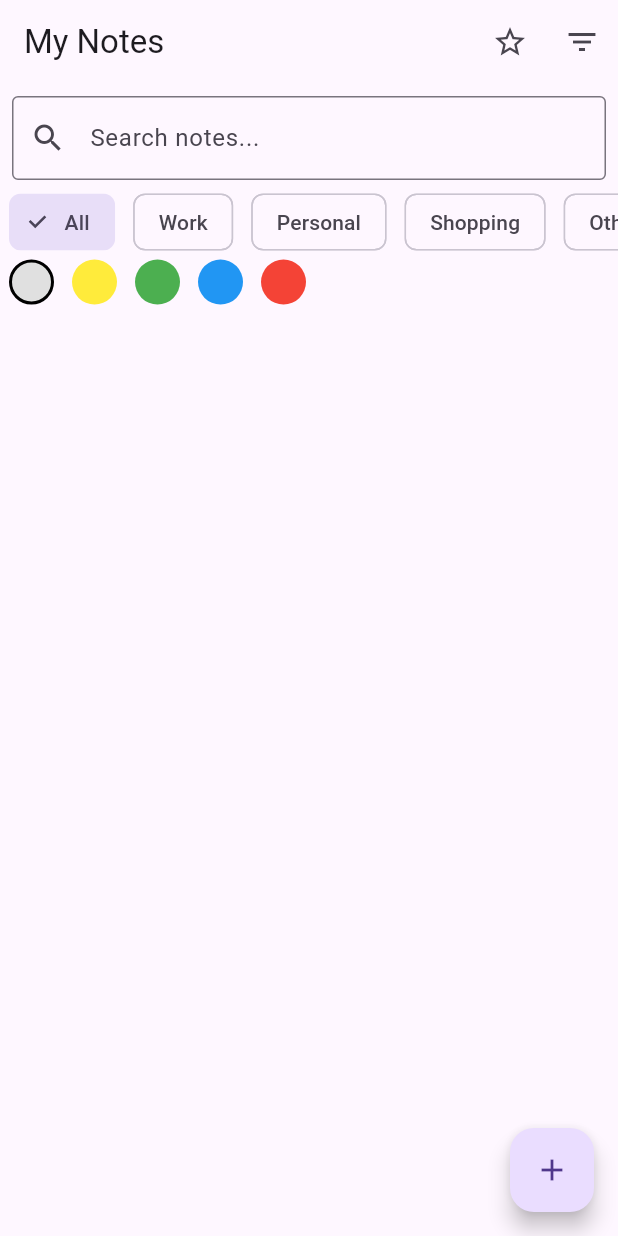
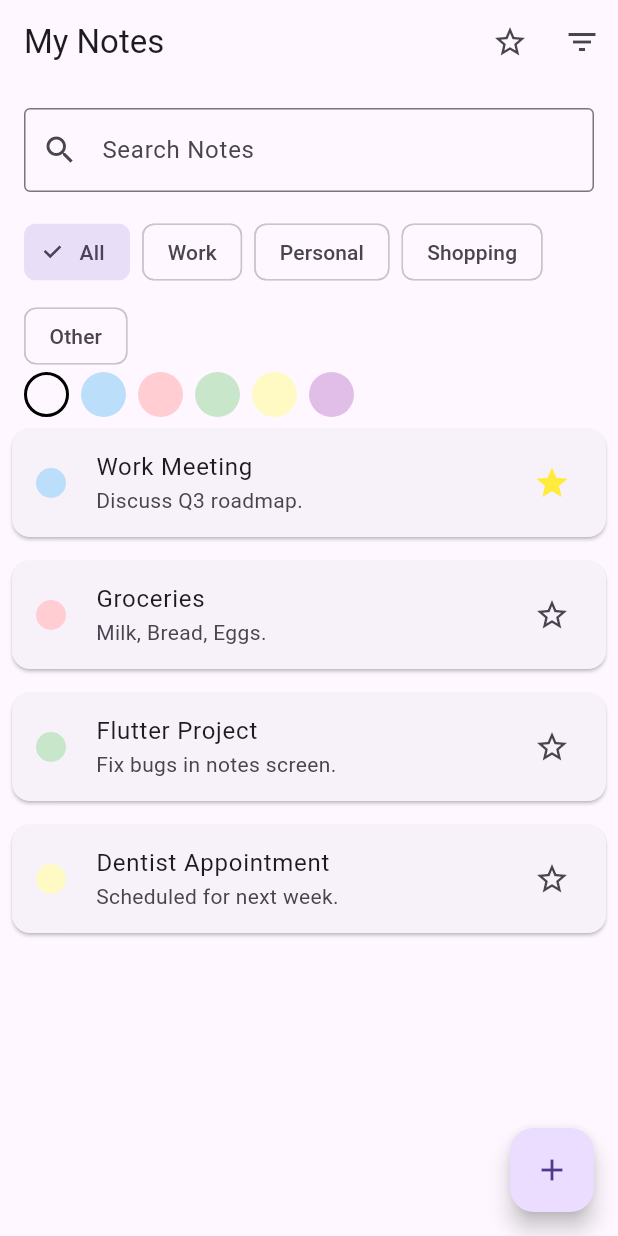
Before and after one commit to vipul99991/notetodo_app, a Flutter app: the screen it shows after launch, after a tap on "All", on a phone screen of 412 x 824 dp. Run offline on Flutter 3.47's test engine with Material 3 defaults, Android fonts, the phone set to English and light mode, and no system bars; our stand-ins replace flutter_local_notifications, flutter_svg, lottie, shared_preferences, smooth_page_indicator.

Commit message:
adding new services or featers

```diff
--- /dev/null
+++ b/lib/models/note_model.dart
@@ -0,0 +1,26 @@
+
+import 'package:flutter/material.dart';
+
+class Note {
+  final String id;
+  final String title;
+  final String content;
+  final DateTime createdAt;
+  final DateTime updatedAt;
+  final bool isFavorite;
+  final String tag;
+  final Color color;
+
+  Note({
+    required this.id,
+    required this.title,
+    required this.content,
+    required this.createdAt,
+    required this.updatedAt,
+    this.isFavorite = false,
+    required this.tag,
+    required this.color,
+  });
+
+  String? get date => null;
+}
--- a/lib/screens/home_screen.dart
+++ b/lib/screens/home_screen.dart
@@ -12,7 +12,7 @@ class _HomeScreenState extends State<HomeScreen> {
   int _selectedIndex = 0;
 
   final List<Widget> _screens = [
-    Center(child: Text("Home Page Content")),
+    const Center(child: Text("Home Page Content")),
     const NotesScreen(),
   ];
 
--- a/lib/screens/notes_screen.dart
+++ b/lib/screens/notes_screen.dart
@@ -1,9 +1,29 @@
 import 'package:flutter/material.dart';
-import '../models/note.dart';
-import '../services/note_service.dart' as note_service;
-import '../widgets/note_card.dart';
-import '../widgets/filter_bar.dart';
 
+// --- Data Model ---
+class Note {
+  final String id;
+  final String title;
+  final String content;
+  final DateTime createdAt;
+  DateTime updatedAt;
+  bool isFavorite;
+  String tag;
+  Color color;
+
+  Note({
+    required this.id,
+    required this.title,
+    required this.content,
+    required this.createdAt,
+    required this.updatedAt,
+    this.isFavorite = false,
+    required this.tag,
+    required this.color,
+  });
+}
+
+// --- Main Screen Widget ---
 class NotesScreen extends StatefulWidget {
   const NotesScreen({super.key});
 
@@ -20,18 +40,20 @@ class _NotesScreenState extends State<NotesScreen> {
   Color selectedColor = Colors.transparent;
   bool showFavorites = false;
   DateTimeRange? customRange;
+  String dateFilter = 'all';
 
   // Multi-select
   Set<String> selectedNoteIds = {};
-  bool isMultiSelectMode = false;
+  bool get isMultiSelectMode => selectedNoteIds.isNotEmpty;
 
   final List<String> tags = ['All', 'Work', 'Personal', 'Shopping', 'Other'];
   final List<Color> colors = [
     Colors.transparent,
-    Colors.yellow,
-    Colors.green,
-    Colors.blue,
-    Colors.red
+    Colors.blue.shade100,
+    Colors.red.shade100,
+    Colors.green.shade100,
+    Colors.yellow.shade100,
+    Colors.purple.shade100,
   ];
 
   @override
@@ -41,57 +63,54 @@ class _NotesScreenState extends State<NotesScreen> {
   }
 
   void _initializeNotes() {
+    // Sample data
     allNotes = [
-      Note(
-        id: '1',
-        title: 'Flutter Notes',
-        content: 'Learn state management',
-        createdAt: DateTime.now().subtract(const Duration(days: 1)),
-        updatedAt: DateTime.now(),
-        isFavorite: true,
-        tag: 'Work',
-        color: Colors.yellow,
-      ),
-      Note(
-        id: '2',
-        title: 'Shopping List',
-        content: 'Milk, Eggs, Bread',
-        createdAt: DateTime.now(),
-        updatedAt: DateTime.now(),
-        tag: 'Shopping',
-        color: Colors.green,
-      ),
-      Note(
-        id: '3',
-        title: 'Work Tasks',
-        content: 'Finish project report',
-        createdAt: DateTime.now().subtract(const Duration(days: 5)),
-        updatedAt: DateTime.now(),
-        isFavorite: true,
-        tag: 'Work',
-        color: Colors.red,
-      ),
+      Note(id: '1', title: 'Work Meeting', content: 'Discuss Q3 roadmap.', createdAt: DateTime.now().subtract(const Duration(days: 1)), updatedAt: DateTime.now(), tag: 'Work', color: colors[1], isFavorite: true),
+      Note(id: '2', title: 'Groceries', content: 'Milk, Bread, Eggs.', createdAt: DateTime.now().subtract(const Duration(days: 3)), updatedAt: DateTime.now(), tag: 'Shopping', color: colors[2]),
+      Note(id: '3', title: 'Flutter Project', content: 'Fix bugs in notes screen.', createdAt: DateTime.now(), updatedAt: DateTime.now(), tag: 'Personal', color: colors[3]),
+      Note(id: '4', title: 'Dentist Appointment', content: 'Scheduled for next week.', createdAt: DateTime.now().subtract(const Duration(days: 8)), updatedAt: DateTime.now(), tag: 'Personal', color: colors[4]),
     ];
-    filteredNotes = List.from(allNotes);
+    applyFilters();
   }
 
   void applyFilters() {
-    List<Note> notes = allNotes;
+    List<Note> tempNotes = List.from(allNotes);
 
-    if (customRange != null) {
-      notes = note_service.NoteService.filterByDate(notes, 'custom',
-          customRange: customRange);
+    // Search
+    if (searchQuery.isNotEmpty) {
+      tempNotes = tempNotes.where((note) => note.title.toLowerCase().contains(searchQuery.toLowerCase()) || note.content.toLowerCase().contains(searchQuery.toLowerCase())).toList();
     }
-    if (showFavorites) notes = note_service.NoteService.filterFavorites(notes);
-    if (searchQuery.isNotEmpty)
-      notes = note_service.NoteService.filterBySearch(notes, searchQuery);
-    if (selectedTag != 'All')
-      notes = note_service.NoteService.filterByTag(notes, selectedTag);
-    if (selectedColor != Colors.transparent)
-      notes = note_service.NoteService.filterByColor(notes, selectedColor as note_service.Color);
+
+    // Tag
+    if (selectedTag != 'All') {
+      tempNotes = tempNotes.where((note) => note.tag == selectedTag).toList();
+    }
+
+    // Color
+    if (selectedColor != Colors.transparent) {
+      tempNotes = tempNotes.where((note) => note.color == selectedColor).toList();
+    }
+
+    // Favorites
+    if (showFavorites) {
+      tempNotes = tempNotes.where((note) => note.isFavorite).toList();
+    }
+
+    // Date
+    final now = DateTime.now();
+    if (dateFilter == 'today') {
+      tempNotes = tempNotes.where((note) => note.createdAt.year == now.year && note.createdAt.month == now.month && note.createdAt.day == now.day).toList();
+    } else if (dateFilter == 'last7days') {
+      final sevenDaysAgo = now.subtract(const Duration(days: 7));
+      tempNotes = tempNotes.where((note) => note.createdAt.isAfter(sevenDaysAgo)).toList();
+    } else if (dateFilter == 'thismonth') {
+      tempNotes = tempNotes.where((note) => note.createdAt.year == now.year && note.createdAt.month == now.month).toList();
+    } else if (dateFilter == 'custom' && customRange != null) {
+      tempNotes = tempNotes.where((note) => note.createdAt.isAfter(customRange!.start) && note.createdAt.isBefore(customRange!.end.add(const Duration(days: 1)))).toList();
+    }
 
     setState(() {
-      filteredNotes = notes;
+      filteredNotes = tempNotes;
     });
   }
 
@@ -102,7 +121,6 @@ class _NotesScreenState extends State<NotesScreen> {
       } else {
         selectedNoteIds.add(id);
       }
-      isMultiSelectMode = selectedNoteIds.isNotEmpty;
     });
   }
 
@@ -110,61 +128,44 @@ class _NotesScreenState extends State<NotesScreen> {
     setState(() {
       allNotes.removeWhere((note) => selectedNoteIds.contains(note.id));
       selectedNoteIds.clear();
-      isMultiSelectMode = false;
       applyFilters();
     });
   }
 
   void addOrEditNote({Note? note}) {
-    final titleController = TextEditingController(text: note?.title ?? '');
-    final contentController = TextEditingController(text: note?.content ?? '');
-    String selectedTagDialog = note?.tag ?? 'Work';
-    Color selectedColorDialog = note?.color ?? Colors.yellow;
+    final titleController = TextEditingController(text: note?.title);
+    final contentController = TextEditingController(text: note?.content);
+    String selectedTagDialog = note?.tag ?? 'Personal';
+    Color selectedColorDialog = note?.color ?? colors[1];
     bool isFavoriteDialog = note?.isFavorite ?? false;
 
-    showModalBottomSheet(
+    showDialog(
       context: context,
-      isScrollControlled: true,
-      shape: const RoundedRectangleBorder(
-        borderRadius: BorderRadius.vertical(top: Radius.circular(20)),
-      ),
       builder: (context) {
-        return Padding(
-          padding:
-              EdgeInsets.only(bottom: MediaQuery.of(context).viewInsets.bottom),
-          child: SingleChildScrollView(
-            child: Padding(
-              padding: const EdgeInsets.all(16),
+        return StatefulBuilder(
+          builder: (context, setStateDialog) => AlertDialog(
+            title: Text(note == null ? "Add Note" : "Edit Note"),
+            content: SingleChildScrollView(
               child: Column(
                 mainAxisSize: MainAxisSize.min,
+                crossAxisAlignment: CrossAxisAlignment.start,
                 children: [
-                  Text(note == null ? "Add Note" : "Edit Note",
-                      style: const TextStyle(
-                          fontSize: 20, fontWeight: FontWeight.bold)),
+                  TextField(controller: titleController, decoration: const InputDecoration(labelText: "Title")),
                   const SizedBox(height: 10),
-                  TextField(
-                      controller: titleController,
-                      decoration: const InputDecoration(labelText: "Title")),
-                  TextField(
-                      controller: contentController,
-                      decoration: const InputDecoration(labelText: "Content")),
+                  TextField(controller: contentController, decoration: const InputDecoration(labelText: "Content"), maxLines: 5),
                   const SizedBox(height: 10),
-                  DropdownButtonFormField<String>(
+                  DropdownButton<String>(
                     value: selectedTagDialog,
-                    items: tags
-                        .where((t) => t != 'All')
-                        .map((t) => DropdownMenuItem(value: t, child: Text(t)))
-                        .toList(),
-                    onChanged: (v) => selectedTagDialog = v ?? 'Work',
-                    decoration: const InputDecoration(labelText: "Tag"),
+                    onChanged: (v) => setStateDialog(() => selectedTagDialog = v!),
+                    items: tags.where((t) => t != 'All').map((tag) => DropdownMenuItem(value: tag, child: Text(tag))).toList(),
                   ),
                   const SizedBox(height: 10),
                   Wrap(
                     spacing: 8,
-                    children:
-                        colors.where((c) => c != Colors.transparent).map((c) {
+                    runSpacing: 8,
+                    children: colors.where((c) => c != Colors.transparent).map((c) {
                       return GestureDetector(
-                        onTap: () => setState(() => selectedColorDialog = c),
+                        onTap: () => setStateDialog(() => selectedColorDialog = c),
                         child: Container(
                           width: 30,
                           height: 30,
@@ -185,31 +186,36 @@ class _NotesScreenState extends State<NotesScreen> {
                       const Text("Favorite: "),
                       Checkbox(
                         value: isFavoriteDialog,
-                          onChanged: (v) =>
-                              setState(() => isFavoriteDialog = v ?? false)),
+                        onChanged: (v) => setStateDialog(() => isFavoriteDialog = v!),
+                      ),
                     ],
                   ),
-                  const SizedBox(height: 10),
+                ],
+              ),
+            ),
+            actions: [
+              TextButton(
+                onPressed: () => Navigator.pop(context),
+                child: const Text("Cancel"),
+              ),
               ElevatedButton(
                 onPressed: () {
                   final newNote = Note(
-                        id: note?.id ??
-                            DateTime.now().millisecondsSinceEpoch.toString(),
+                    id: note?.id ?? DateTime.now().millisecondsSinceEpoch.toString(),
                     title: titleController.text,
                     content: contentController.text,
                     createdAt: note?.createdAt ?? DateTime.now(),
                     updatedAt: DateTime.now(),
-                        isFavorite: isFavoriteDialog,
                     tag: selectedTagDialog,
                     color: selectedColorDialog,
+                    isFavorite: isFavoriteDialog,
                   );
 
                   setState(() {
                     if (note == null) {
                       allNotes.add(newNote);
                     } else {
-                          final index =
-                              allNotes.indexWhere((n) => n.id == note.id);
+                      final index = allNotes.indexWhere((n) => n.id == note.id);
                       allNotes[index] = newNote;
                     }
                     applyFilters();
@@ -219,8 +225,6 @@ class _NotesScreenState extends State<NotesScreen> {
                 child: const Text("Save"),
               ),
             ],
-              ),
-            ),
           ),
         );
       },
@@ -248,6 +252,7 @@ class _NotesScreenState extends State<NotesScreen> {
     if (picked != null) {
       setState(() {
         customRange = picked;
+        dateFilter = 'custom';
       });
       applyFilters();
     }
@@ -271,14 +276,16 @@ class _NotesScreenState extends State<NotesScreen> {
           ),
           PopupMenuButton<String>(
             onSelected: (value) async {
+              setState(() {
+                dateFilter = value;
+                customRange = null;
+              });
+
               if (value == 'custom') {
                 await pickCustomDateRange();
               } else {
-                setState(() {
-                  customRange = null;
-                });
+                applyFilters();
               }
-              applyFilters();
             },
             icon: const Icon(Icons.filter_list),
             itemBuilder: (context) => [
@@ -300,33 +307,95 @@ class _NotesScreenState extends State<NotesScreen> {
       body: CustomScrollView(
         slivers: [
           SliverToBoxAdapter(
-            child: FilterBar(
-              searchQuery: searchQuery,
-              onSearchChanged: (v) {
-                searchQuery = v;
+            child: Padding(
+              padding: const EdgeInsets.all(16.0),
+              child: TextField(
+                decoration: const InputDecoration(
+                  labelText: "Search Notes",
+                  prefixIcon: Icon(Icons.search),
+                  border: OutlineInputBorder(),
+                ),
+                onChanged: (value) {
+                  setState(() {
+                    searchQuery = value;
+                  });
                   applyFilters();
                 },
-              tags: tags,
-              selectedTag: selectedTag,
-              onTagSelected: (tag) {
-                selectedTag = tag;
+              ),
+            ),
+          ),
+          SliverToBoxAdapter(
+            child: Padding(
+              padding: const EdgeInsets.symmetric(horizontal: 16.0),
+              child: Row(
+                children: [
+                  Expanded(
+                    child: Wrap(
+                      spacing: 8,
+                      runSpacing: 8,
+                      children: tags.map((tag) {
+                        return FilterChip(
+                          label: Text(tag),
+                          selected: selectedTag == tag,
+                          onSelected: (selected) {
+                            setState(() {
+                              selectedTag = selected ? tag : 'All';
+                            });
                             applyFilters();
                           },
-              colors: colors,
-              selectedColor: selectedColor,
-              onColorSelected: (color) {
-                selectedColor = color;
+                        );
+                      }).toList(),
+                    ),
+                  ),
+                ],
+              ),
+            ),
+          ),
+          SliverToBoxAdapter(
+            child: Padding(
+              padding: const EdgeInsets.symmetric(horizontal: 16.0),
+              child: Wrap(
+                spacing: 8,
+                runSpacing: 8,
+                children: colors.map((color) {
+                  return GestureDetector(
+                    onTap: () {
+                      setState(() {
+                        selectedColor = selectedColor == color
+                            ? Colors.transparent
+                            : color;
+                      });
                       applyFilters();
                     },
+                    child: Container(
+                      width: 30,
+                      height: 30,
+                      decoration: BoxDecoration(
+                        color: color,
+                        shape: BoxShape.circle,
+                        border: selectedColor == color
+                            ? Border.all(width: 2, color: Colors.black)
+                            : null,
+                      ),
+                    ),
+                  );
+                }).toList(),
+              ),
             ),
           ),
           SliverList(
             delegate: SliverChildBuilderDelegate(
               (context, index) {
                 final note = filteredNotes[index];
-                return NoteCard(
-                  note: note,
-                  isSelected: selectedNoteIds.contains(note.id),
+                return Card(
+                  margin: const EdgeInsets.all(8.0),
+                  child: ListTile(
+                    title: Text(note.title),
+                    subtitle: Text(note.content),
+                    trailing: Icon(
+                      note.isFavorite ? Icons.star : Icons.star_border,
+                      color: note.isFavorite ? Colors.yellow : null,
+                    ),
                     onTap: () {
                       if (isMultiSelectMode) {
                         toggleSelectNote(note.id);
@@ -335,8 +404,15 @@ class _NotesScreenState extends State<NotesScreen> {
                       }
                     },
                     onLongPress: () => toggleSelectNote(note.id),
-                  onEdit: () => addOrEditNote(note: note),
-                  onDelete: () => deleteNote(note),
+                    leading: Container(
+                      width: 20,
+                      height: 20,
+                      decoration: BoxDecoration(
+                        color: note.color,
+                        shape: BoxShape.circle,
+                      ),
+                    ),
+                  ),
                 );
               },
               childCount: filteredNotes.length,
@@ -346,6 +422,4 @@ class _NotesScreenState extends State<NotesScreen> {
       ),
     );
   }
-
-  Widget? NoteCard({required Note note, required bool isSelected, required Null Function() onTap, required void Function() onLongPress, required void Function() onEdit, required void Function() onDelete}) {}
 }
--- a/lib/services/note_service.dart
+++ b/lib/services/note_service.dart
@@ -1,6 +1,6 @@
+
 import 'package:flutter/material.dart';
-
-import '../models/note.dart';
+import '../models/note_model.dart';
 
 class NoteService {
   static List<Note> filterByDate(List<Note> notes, String filter,
@@ -9,48 +9,53 @@ class NoteService {
     switch (filter) {
       case 'today':
         return notes
-            .where((n) =>
-                n.createdAt.day == now.day &&
-                n.createdAt.month == now.month &&
-                n.createdAt.year == now.year)
+            .where((note) =>
+                note.createdAt.year == now.year &&
+                note.createdAt.month == now.month &&
+                note.createdAt.day == now.day)
             .toList();
       case 'last7days':
+        final sevenDaysAgo = now.subtract(const Duration(days: 7));
         return notes
-            .where((n) =>
-                n.createdAt.isAfter(now.subtract(const Duration(days: 7))))
+            .where((note) => note.createdAt.isAfter(sevenDaysAgo))
             .toList();
       case 'thismonth':
         return notes
-            .where((n) =>
-                n.createdAt.month == now.month && n.createdAt.year == now.year)
+            .where((note) =>
+                note.createdAt.year == now.year &&
+                note.createdAt.month == now.month)
             .toList();
       case 'custom':
-        if (customRange != null)
+        if (customRange != null) {
           return notes
-              .where((n) =>
-                  n.createdAt.isAfter(
-                      customRange.start.subtract(const Duration(seconds: 1))) &&
-                  n.createdAt.isBefore(
-                      customRange.end.add(const Duration(seconds: 1))))
+              .where((note) =>
+                  note.createdAt.isAfter(customRange.start) &&
+                  note.createdAt.isBefore(customRange.end))
               .toList();
+        }
         return notes;
       default:
         return notes;
     }
   }
 
-  static List<Note> filterFavorites(List<Note> notes) =>
-      notes.where((n) => n.isFavorite).toList();
-  static List<Note> filterBySearch(List<Note> notes, String query) => notes
-      .where((n) =>
-          n.title.toLowerCase().contains(query.toLowerCase()) ||
-          n.content.toLowerCase().contains(query.toLowerCase()))
-      .toList();
-  static List<Note> filterByTag(List<Note> notes, String tag) =>
-      notes.where((n) => n.tag == tag).toList();
-  static List<Note> filterByColor(List<Note> notes, Color color) =>
-      notes.where((n) => n.color == color).toList();
+  static List<Note> filterFavorites(List<Note> notes) {
+    return notes.where((note) => note.isFavorite).toList();
+  }
+
+  static List<Note> filterBySearch(List<Note> notes, String query) {
+    return notes
+        .where((note) =>
+            note.title.toLowerCase().contains(query.toLowerCase()) ||
+            note.content.toLowerCase().contains(query.toLowerCase()))
+        .toList();
+  }
+
+  static List<Note> filterByTag(List<Note> notes, String tag) {
+    return notes.where((note) => note.tag == tag).toList();
+  }
+
+  static List<Note> filterByColor(List<Note> notes, Color color) {
+    return notes.where((note) => note.color == color).toList();
+  }
 }
-
-class Color {
-}
--- a/lib/widgets/filter_bar.dart
+++ b/lib/widgets/filter_bar.dart
@@ -2,13 +2,13 @@ import 'package:flutter/material.dart';
 
 class FilterBar extends StatelessWidget {
   final String searchQuery;
-  final Function(String) onSearchChanged;
+  final ValueChanged<String> onSearchChanged;
   final List<String> tags;
   final String selectedTag;
-  final Function(String) onTagSelected;
+  final ValueChanged<String> onTagSelected;
   final List<Color> colors;
   final Color selectedColor;
-  final Function(Color) onColorSelected;
+  final ValueChanged<Color> onColorSelected;
 
   const FilterBar({
     super.key,
@@ -24,19 +24,19 @@ class FilterBar extends StatelessWidget {
 
   @override
   Widget build(BuildContext context) {
-    return Column(
+    return Padding(
+      padding: const EdgeInsets.all(8.0),
+      child: Column(
         children: [
-        Padding(
-          padding: const EdgeInsets.all(8.0),
-          child: TextField(
+          TextField(
+            onChanged: onSearchChanged,
             decoration: const InputDecoration(
-              hintText: "Search notes...",
+              labelText: 'Search',
               prefixIcon: Icon(Icons.search),
               border: OutlineInputBorder(),
             ),
-            onChanged: onSearchChanged,
           ),
-        ),
+          const SizedBox(height: 8),
           SizedBox(
             height: 40,
             child: ListView.builder(
@@ -45,7 +45,7 @@ class FilterBar extends StatelessWidget {
               itemBuilder: (context, index) {
                 final tag = tags[index];
                 return Padding(
-                padding: const EdgeInsets.symmetric(horizontal: 6),
+                  padding: const EdgeInsets.symmetric(horizontal: 4.0),
                   child: ChoiceChip(
                     label: Text(tag),
                     selected: selectedTag == tag,
@@ -55,6 +55,7 @@ class FilterBar extends StatelessWidget {
               },
             ),
           ),
+          const SizedBox(height: 8),
           SizedBox(
             height: 40,
             child: ListView.builder(
@@ -62,29 +63,27 @@ class FilterBar extends StatelessWidget {
               itemCount: colors.length,
               itemBuilder: (context, index) {
                 final color = colors[index];
-              return Padding(
-                padding: const EdgeInsets.symmetric(horizontal: 6),
-                child: GestureDetector(
+                return GestureDetector(
                   onTap: () => onColorSelected(color),
                   child: Container(
+                    margin: const EdgeInsets.symmetric(horizontal: 4.0),
                     width: 30,
                     height: 30,
                     decoration: BoxDecoration(
-                      color: color == Colors.transparent
-                          ? Colors.grey[300]
-                          : color,
+                      color: color == Colors.transparent ? Colors.grey[300] : color,
                       shape: BoxShape.circle,
                       border: selectedColor == color
-                          ? Border.all(color: Colors.black, width: 2)
+                          ? Border.all(width: 2, color: Colors.black)
                           : null,
                     ),
-                  ),
+                    child: color == Colors.transparent ? const Icon(Icons.format_color_reset, size: 18) : null,
                   ),
                 );
               },
             ),
           ),
         ],
+      ),
     );
   }
 }
```
Also changed, not shown: lib/services/notification_service.dart (added, +66 -0 lines), lib/widgets/note_card.dart (+77 -1 lines), pubspec.yaml (+7 -4 lines), pubspec.lock, 2 other files. Lines whose indentation alone changed are shown as unchanged.
